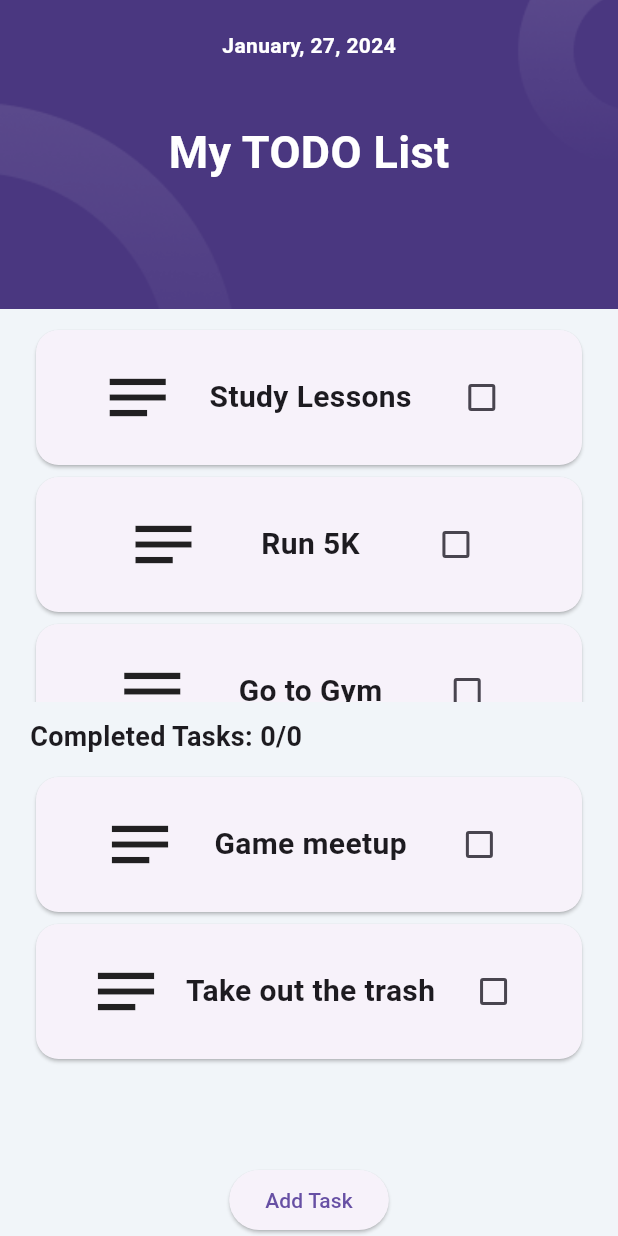
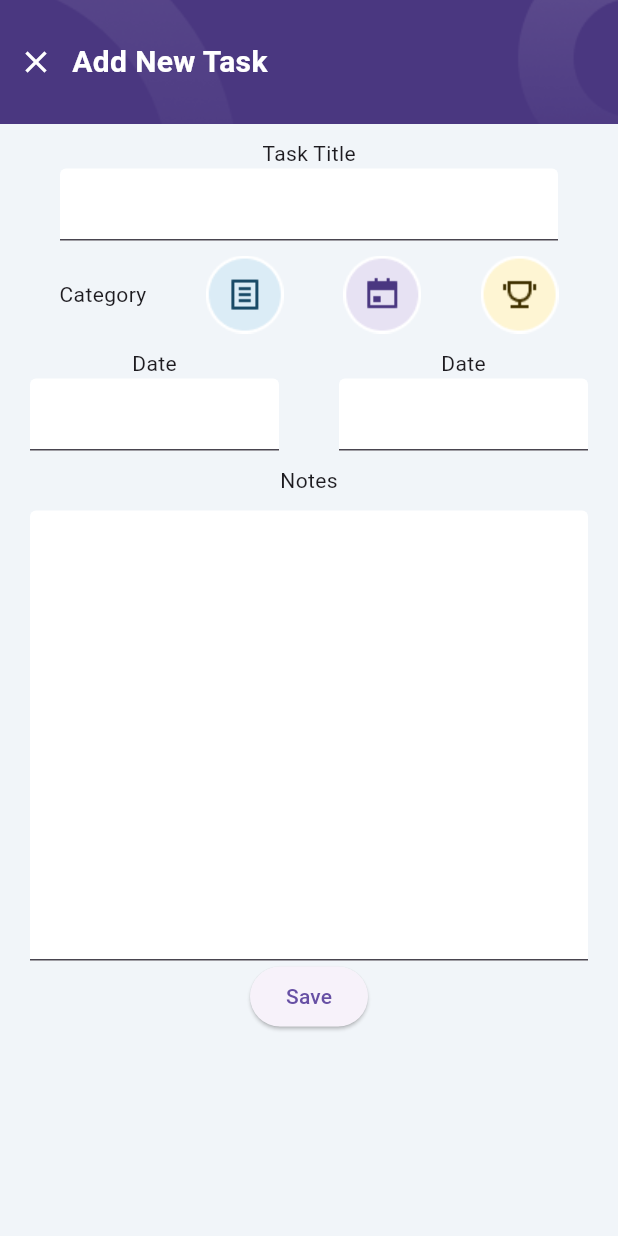
Before and after one commit to ArslanBaris/todo_app_flutter, a Flutter app: the screen it shows after launch, after a tap on "Add Task", on a phone screen of 412 x 824 dp. Run offline on Flutter 3.47's test engine with Material 3 defaults, Android fonts, the phone set to English and light mode, and no system bars; our stand-ins replace hexcolor.

Commit message:
Navigation and add new task screen design

```diff
--- a/lib/main.dart
+++ b/lib/main.dart
@@ -1,7 +1,5 @@
 import 'package:flutter/material.dart';
-import 'package:hexcolor/hexcolor.dart';
-import 'package:todo_app/constants/color.dart';
-import 'package:todo_app/todoItem.dart';
+import 'package:todo_app/screens/home.dart';
 
 void main() {
   runApp(const MyApp());
@@ -14,109 +12,17 @@ class MyApp extends StatefulWidget {
   State<MyApp> createState() => _MyAppState();
 }
 
-List<String> tasks = ["Study Lessons", "Run 5K", "Go to Gym"];
-List<String> completedTasks = ["Game meetup","Take out the trash"];
+
 class _MyAppState extends State<MyApp> {
   bool isChecked = false;
 
   @override
   Widget build(BuildContext context) {
-    double deviceHeight = MediaQuery.of(context).size.height;
-    double deviceWidth = MediaQuery.of(context).size.width;
 
-    return MaterialApp(
+
+    return const MaterialApp(
       debugShowCheckedModeBanner: false,
-      home: SafeArea(
-        child: Scaffold(
-          backgroundColor: HexColor(backgroundColor),
-          body: Column(
-            children: [
-              // HEADER
-              Container(
-                decoration: const BoxDecoration(
-                  image: DecorationImage(
-                    image: AssetImage("lib/assets/images/header.png"),
-                    fit: BoxFit.cover,
-                  ),
-                ),
-                width: deviceWidth,
-                height: deviceHeight / 4,
-                child: const Column(children: [
-                  Padding(
-                    padding: EdgeInsets.only(top: 20.0),
-                    child: Text(
-                      "January, 27, 2024",
-                      style: TextStyle(
-                        color: Colors.white,
-                        fontWeight: FontWeight.bold,
-                      ),
-                    ),
-                  ),
-                  Padding(
-                    padding: EdgeInsets.only(top: 40.0),
-                    child: Text(
-                      "My TODO List",
-                      style: TextStyle(
-                        color: Colors.white,
-                        fontWeight: FontWeight.bold,
-                        fontSize: 30.0,
-                      ),
-                    ),
-                  )
-                ]),
-              ),
-              // TOP COLUMN
-              Expanded(
-                // to make the list take the rest of the screen
-                child: Padding(
-                  padding: const EdgeInsets.fromLTRB(20.0, 10.0, 20.0, 10.0),
-                  child: SingleChildScrollView(
-                      // to make the list scrollable
-                      child: ListView.builder(
-                    primary: false,
-                    shrinkWrap: true,
-                    itemCount: tasks.length,
-                    itemBuilder: (context, index) {
-                      return TodoItem(title: tasks[index]);
-                    },
-                  )),
-                ),
-              ),
-              // COLUMN TITLE
-              const Padding(
-                padding: EdgeInsets.only(left: 20.0),
-                child: Align(
-                  alignment: Alignment.bottomLeft,
-                  child: Text("Completed Tasks: 0/0",
-                      style: TextStyle(
-                        fontWeight: FontWeight.bold,
-                        fontSize: 18.0,
-                      )),
-                ),
-              ),
-              // BOTTOM COLUMN
-              Expanded(
-                // to make the list take the rest of the screen
-                child: Padding(
-                  padding: const EdgeInsets.fromLTRB(20.0, 10.0, 20.0, 10.0),
-                  child: SingleChildScrollView(
-                    // to make the list scrollable
-                    child: ListView.builder(
-                      primary: false,
-                      shrinkWrap: true,
-                      itemCount: completedTasks.length,
-                      itemBuilder: (context, index) {
-                        return TodoItem(title: completedTasks[index]);
-                      },
-                    ),
-                  ),
-                ),
-              ),
-              ElevatedButton(onPressed: () {}, child: const Text("Add Task"))
-            ],
-          ),
-        ),
-      ),
+      home: HomeScreen(),
     );
   }
 }
--- /dev/null
+++ b/lib/screens/add_new_task.dart
@@ -0,0 +1,151 @@
+import 'package:flutter/material.dart';
+import 'package:hexcolor/hexcolor.dart';
+import 'package:todo_app/constants/color.dart';
+
+class AddNewTaskScreen extends StatelessWidget {
+  const AddNewTaskScreen({super.key});
+
+  @override
+  Widget build(BuildContext context) {
+    double deviceHeight = MediaQuery.of(context).size.height;
+    double deviceWidth = MediaQuery.of(context).size.width;
+
+    return SafeArea(
+      child: Scaffold(
+        backgroundColor: HexColor(backgroundColor),
+        body: SingleChildScrollView(
+          child: Column(
+            children: [
+              Container(
+                width: deviceWidth,
+                height: deviceHeight / 10,
+                decoration: const BoxDecoration(
+                    image: DecorationImage(
+                        image: AssetImage(
+                            "lib/assets/images/add_new_task_header.png"),
+                        fit: BoxFit.cover)),
+                child: Row(children: [
+                  IconButton(
+                      onPressed: () {
+                        Navigator.pop(context);
+                      },
+                      icon: const Icon(
+                        Icons.close,
+                        color: Colors.white,
+                      )),
+                  const Text(
+                    "Add New Task",
+                    style: TextStyle(
+                        color: Colors.white,
+                        fontSize: 20.0,
+                        fontWeight: FontWeight.bold),
+                  )
+                ]),
+              ),
+              const Padding(
+                  padding: EdgeInsets.only(top: 10), child: Text("Task Title")),
+              const Padding(
+                padding: EdgeInsets.symmetric(horizontal: 40),
+                child: TextField(
+                  decoration: InputDecoration(
+                    filled: true,
+                    fillColor: Colors.white,
+                  ),
+                ),
+              ),
+              Padding(
+                padding: const EdgeInsets.symmetric(vertical: 10.0),
+                child: Row(
+                  mainAxisAlignment: MainAxisAlignment.spaceEvenly,
+                  children: [
+                    const Text("Category"),
+                    GestureDetector(
+                      onTap: () {
+                        ScaffoldMessenger.of(context).showSnackBar(
+                          const SnackBar(
+                            duration: Duration(milliseconds: 400),
+                            content: Text("Category 1"),
+                          ),
+                        );
+                      },
+                      child: Image.asset("lib/assets/images/category_1.png"),
+                    ),
+                    GestureDetector(
+                      onTap: () {
+                        ScaffoldMessenger.of(context).showSnackBar(
+                          const SnackBar(
+                            duration: Duration(milliseconds: 400),
+                            content: Text("Category 2"),
+                          ),
+                        );
+                      },
+                      child: Image.asset("lib/assets/images/category_2.png"),
+                    ),
+                    GestureDetector(
+                      onTap: () {
+                        ScaffoldMessenger.of(context).showSnackBar(
+                          const SnackBar(
+                            duration: Duration(milliseconds: 400),
+                            content: Text("Category 3"),
+                          ),
+                        );
+                      },
+                      child: Image.asset("lib/assets/images/category_3.png"),
+                    ),
+                  ],
+                ),
+              ),
+              const Row(
+                children: [
+                  Expanded(
+                    child: Column(
+                      children: [
+                        Text("Date"),
+                        Padding(
+                            padding: EdgeInsets.symmetric(horizontal: 20.0),
+                            child: TextField(
+                              decoration: InputDecoration(
+                                  filled: true, fillColor: Colors.white),
+                            )),
+                      ],
+                    ),
+                  ),
+                  Expanded(
+                    child: Column(
+                      children: [
+                        Text("Date"),
+                        Padding(
+                            padding: EdgeInsets.symmetric(horizontal: 20.0),
+                            child: TextField(
+                              decoration: InputDecoration(
+                                  filled: true, fillColor: Colors.white),
+                            )),
+                      ],
+                    ),
+                  ),
+                ],
+              ),
+              const Padding(
+                padding: EdgeInsets.symmetric(vertical: 10.0),
+                child: Text("Notes"),
+              ),
+              const Padding(
+                padding: EdgeInsets.symmetric(horizontal: 20.0),
+                child: SizedBox(
+                  height: 300,
+                  child: TextField(
+                    expands: true,
+                    maxLines: null,
+                    decoration:
+                        InputDecoration(filled: true, fillColor: Colors.white),
+                  ),
+                ),
+              ),
+              ElevatedButton(onPressed: () {}, child: const Text("Save"))
+            ],
+          ),
+        ),
+      ),
+    );
+  }
+}
--- /dev/null
+++ b/lib/screens/home.dart
@@ -0,0 +1,123 @@
+import 'package:flutter/material.dart';
+import 'package:hexcolor/hexcolor.dart';
+import 'package:todo_app/constants/color.dart';
+import 'package:todo_app/screens/add_new_task.dart';
+import 'package:todo_app/todo_item.dart';
+
+class HomeScreen extends StatefulWidget {
+  const HomeScreen({super.key});
+
+  @override
+  State<HomeScreen> createState() => _HomeScreenState();
+}
+
+class _HomeScreenState extends State<HomeScreen> {
+  List<String> tasks = ["Study Lessons", "Run 5K", "Go to Gym"];
+  List<String> completedTasks = ["Game meetup", "Take out the trash"];
+
+  @override
+  Widget build(BuildContext context) {
+    double deviceHeight = MediaQuery.of(context).size.height;
+    double deviceWidth = MediaQuery.of(context).size.width;
+
+    return MaterialApp(
+      home: SafeArea(
+        child: Scaffold(
+          backgroundColor: HexColor(backgroundColor),
+          body: Column(
+            children: [
+              // HEADER
+              Container(
+                decoration: const BoxDecoration(
+                  image: DecorationImage(
+                    image: AssetImage("lib/assets/images/header.png"),
+                    fit: BoxFit.cover,
+                  ),
+                ),
+                width: deviceWidth,
+                height: deviceHeight / 4,
+                child: const Column(children: [
+                  Padding(
+                    padding: EdgeInsets.only(top: 20.0),
+                    child: Text(
+                      "January, 27, 2024",
+                      style: TextStyle(
+                        color: Colors.white,
+                        fontWeight: FontWeight.bold,
+                      ),
+                    ),
+                  ),
+                  Padding(
+                    padding: EdgeInsets.only(top: 40.0),
+                    child: Text(
+                      "My TODO List",
+                      style: TextStyle(
+                        color: Colors.white,
+                        fontWeight: FontWeight.bold,
+                        fontSize: 30.0,
+                      ),
+                    ),
+                  )
+                ]),
+              ),
+              // TOP COLUMN
+              Expanded(
+                // to make the list take the rest of the screen
+                child: Padding(
+                  padding: const EdgeInsets.fromLTRB(20.0, 10.0, 20.0, 10.0),
+                  child: SingleChildScrollView(
+                      // to make the list scrollable
+                      child: ListView.builder(
+                    primary: false,
+                    shrinkWrap: true,
+                    itemCount: tasks.length,
+                    itemBuilder: (context, index) {
+                      return TodoItem(title: tasks[index]);
+                    },
+                  )),
+                ),
+              ),
+              // COLUMN TITLE
+              const Padding(
+                padding: EdgeInsets.only(left: 20.0),
+                child: Align(
+                  alignment: Alignment.bottomLeft,
+                  child: Text("Completed Tasks: 0/0",
+                      style: TextStyle(
+                        fontWeight: FontWeight.bold,
+                        fontSize: 18.0,
+                      )),
+                ),
+              ),
+              // BOTTOM COLUMN
+              Expanded(
+                // to make the list take the rest of the screen
+                child: Padding(
+                  padding: const EdgeInsets.fromLTRB(20.0, 10.0, 20.0, 10.0),
+                  child: SingleChildScrollView(
+                    // to make the list scrollable
+                    child: ListView.builder(
+                      primary: false,
+                      shrinkWrap: true,
+                      itemCount: completedTasks.length,
+                      itemBuilder: (context, index) {
+                        return TodoItem(title: completedTasks[index]);
+                      },
+                    ),
+                  ),
+                ),
+              ),
+              ElevatedButton(
+                  onPressed: () {
+                    Navigator.of(context).push(MaterialPageRoute(
+                      builder: (context) => const AddNewTaskScreen(),
+                    ));
+                  },
+                  child: const Text("Add Task"))
+            ],
+          ),
+        ),
+      ),
+    );
+  }
+}
```
Also changed, not shown: lib/assets/images/add_new_task_header.png (added), lib/assets/images/category_1.png (added), lib/assets/images/category_2.png (added), lib/assets/images/category_3.png (added), lib/todo_item.dart (renamed from lib/todoItem.dart).
